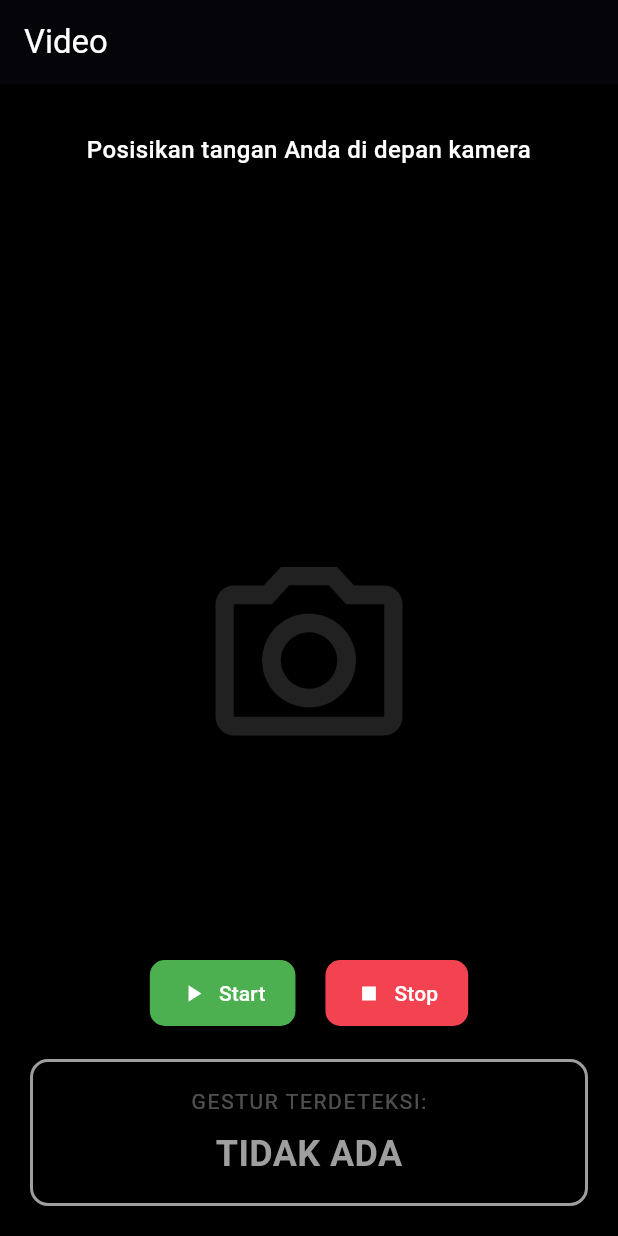
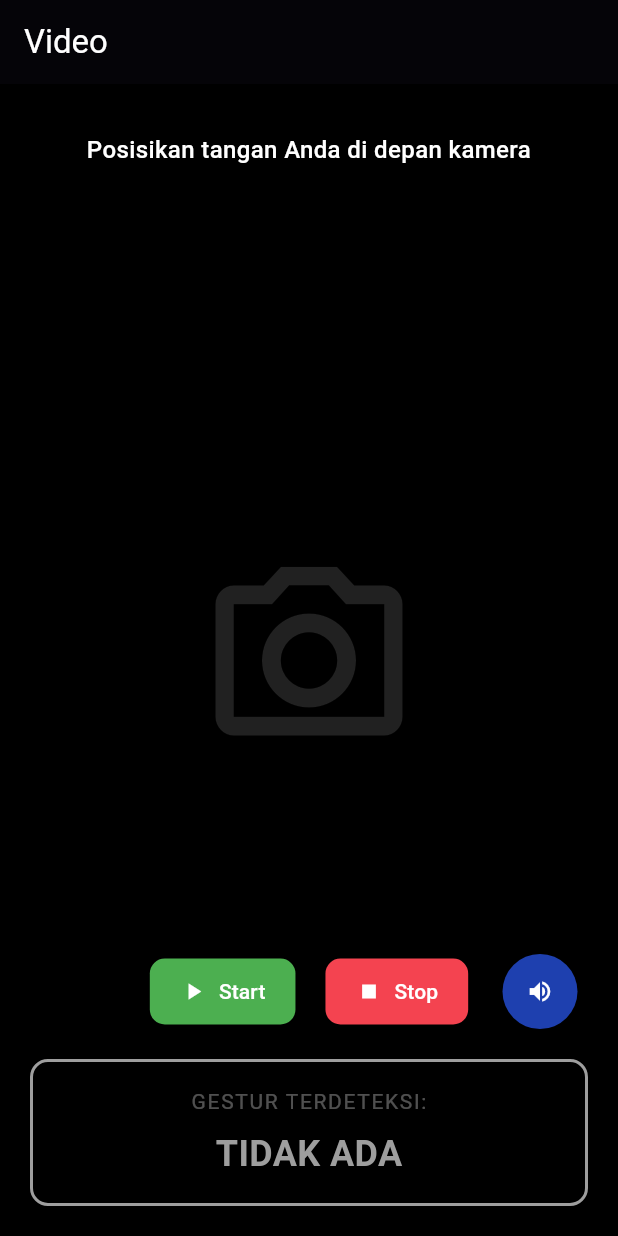
Before and after one commit to RafaMufid/Gestra-Mobile, a Flutter app: the VideoPage screen opened directly, on a phone screen of 412 x 824 dp. Run offline on Flutter 3.47's test engine with Material 3 defaults, Android fonts, the phone set to English and light mode, and no system bars.

Commit message:
menambahkan button text to speech

```diff
--- a/gestra/lib/video.dart
+++ b/gestra/lib/video.dart
@@ -72,7 +72,7 @@ class _VideoPageState extends State<VideoPage> {
             ),
           ),
           Spacer(),
-          _buildRecordButtons(
+          _buildButtonRow(
             onStart: () {
               setState(() {
                 _isRecording = true;
@@ -86,7 +86,7 @@ class _VideoPageState extends State<VideoPage> {
               });
             },
           ),
-          SizedBox(height: 20),
+          const SizedBox(height: 20),
           Container(
             width: double.infinity,
             padding: const EdgeInsets.all(16.0),
@@ -122,10 +122,14 @@ class _VideoPageState extends State<VideoPage> {
     );
   }
 
-  Widget _buildRecordButtons({required VoidCallback onStart, required VoidCallback onStop}) {
-    return Row(
+  Widget _buildButtonRow({required VoidCallback onStart, required VoidCallback onStop}) {
+    return Stack(
+      alignment: Alignment.center,
+      children: [
+        Row(
           mainAxisAlignment: MainAxisAlignment.center,
           children: [
+            // Tombol Start
             ElevatedButton.icon(
               onPressed: onStart,
               icon: const Icon(Icons.play_arrow, color: Colors.white),
@@ -142,7 +146,7 @@ class _VideoPageState extends State<VideoPage> {
               ),
             ),
             const SizedBox(width: 20),
-        // Tombol Stop
+
             ElevatedButton.icon(
               onPressed: onStop,
               icon: const Icon(Icons.stop, color: Colors.white),
@@ -159,6 +163,33 @@ class _VideoPageState extends State<VideoPage> {
               ),
             ),
           ],
+        ),
+
+        Align(
+          alignment: Alignment.centerRight,
+          child: ElevatedButton(
+            onPressed: () {
+              if (_isRecording && _detectedText != 'TIDAK ADA') {
+                ScaffoldMessenger.of(context).showSnackBar(
+                  SnackBar(
+                    content: Text('Memutar audio untuk: $_detectedText'),
+                    backgroundColor: const Color(0xFF1E40AF),
+                  ),
+                );
+              }
+            },
+            style: ElevatedButton.styleFrom(
+              backgroundColor: const Color(0xFF1E40AF),
+              shape: const CircleBorder(),
+              padding: const EdgeInsets.all(16),
+            ),
+            child: const Icon(
+              Icons.volume_up,
+              color: Colors.white,
+            ),
+          ),
+        ),
+      ],
     );
   }
 }
```
Lines whose indentation alone changed are shown as unchanged.
